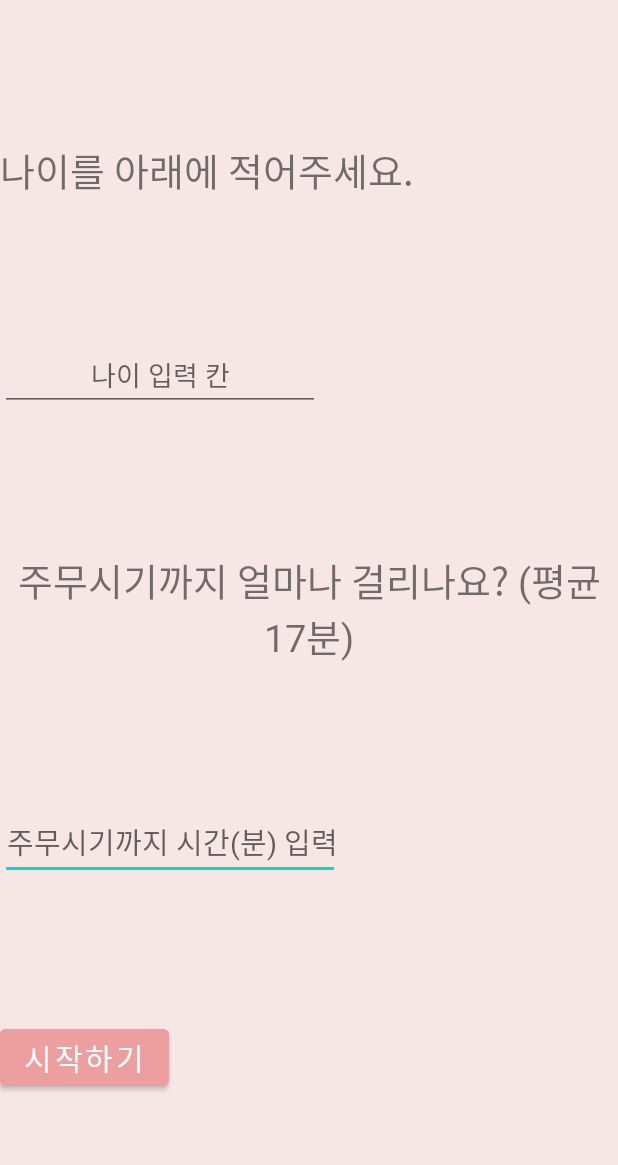
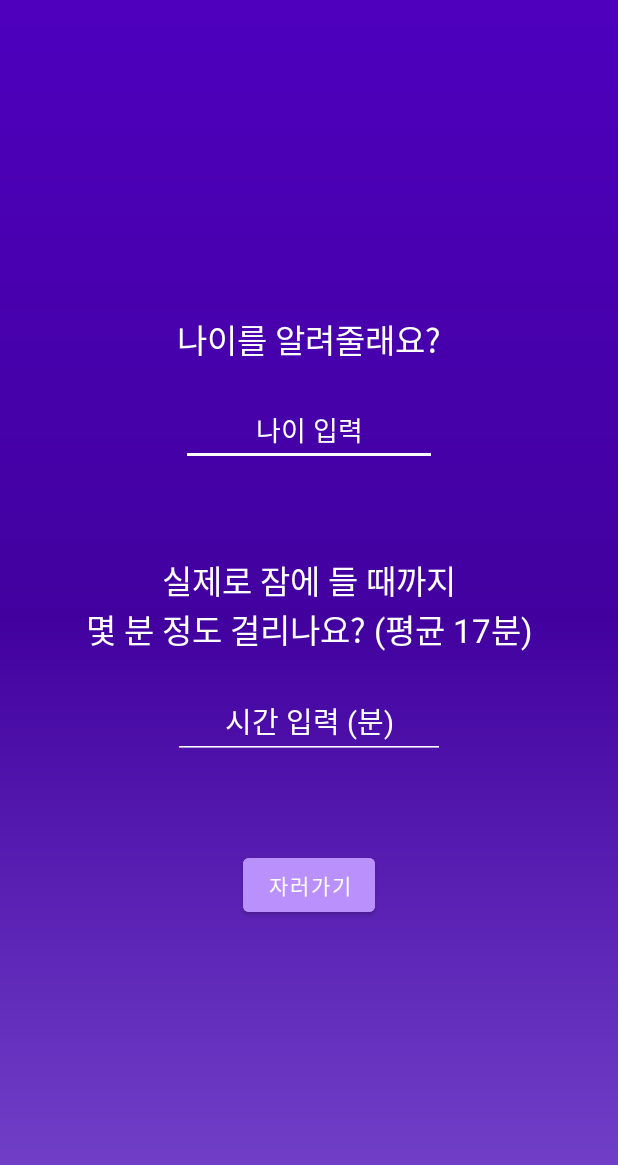
Before and after one commit to Jake-huen/Didyousleepwell, an Android app: the fragment InitFragment4 shown on its own in the app's theme, on a phone screen of 412 x 824 dp. Shown: the top 1165 px of the screen. Run offline under Robolectric (Android 15) with nearby library versions, the phone set to English and light mode, and no system bars.

Commit message:
init page design

```diff
--- /dev/null
+++ b/teamproject/app/src/main/res/drawable/gradient.xml
@@ -0,0 +1,11 @@
+<?xml version="1.0" encoding="utf-8"?>
+<shape xmlns:android="http://schemas.android.com/apk/res/android"
+    android:shape="rectangle">
+
+    <gradient
+        android:endColor="#4E00BD"
+        android:centerColor="#42019F"
+        android:startColor="#7647CC"
+        android:angle="90"/>
+
+</shape>
--- a/teamproject/app/src/main/res/layout/fragment_init4.xml
+++ b/teamproject/app/src/main/res/layout/fragment_init4.xml
@@ -4,73 +4,71 @@
     xmlns:tools="http://schemas.android.com/tools"
     android:layout_width="match_parent"
     android:layout_height="match_parent"
-    android:background="#F6E6E6">
+    android:background="@drawable/gradient">
 
-
-    <EditText
-        android:id="@+id/editTextDate"
+    <LinearLayout
+        android:layout_width="match_parent"
+        android:layout_height="match_parent"
+        android:orientation="vertical"
+        android:gravity="center">
+        <TextView
+            android:id="@+id/title4"
             android:layout_width="wrap_content"
             android:layout_height="wrap_content"
-        android:ems="10"
-        android:hint="주무시기까지 시간(분) 입력"
+            android:text="나이를 알려줄래요?"
+            android:textAlignment="center"
+            android:textSize="22sp"
+            android:layout_marginBottom="10dp"
+            android:textColor="@color/white"/>
+        <EditText
+            android:id="@+id/editTextAge"
+            android:layout_width="wrap_content"
+            android:layout_height="wrap_content"
+            android:ems="8"
+            android:hint="나이 입력"
             android:inputType="date"
+            android:maxLength="3"
             android:textAlignment="center"
-        android:maxLength="3"
-        android:textSize="19dp"
-        app:layout_constraintTop_toBottomOf="@id/title"
-        app:layout_constraintBottom_toTopOf="@id/startButton"
-        tools:layout_editor_absoluteX="95dp"
-        tools:layout_editor_absoluteY="323dp" />
+            android:layout_marginTop="10dp"
+            android:layout_marginBottom="30dp"
+            android:textColor="@color/white"
+            android:textColorHint="@color/white"
+            android:backgroundTint="@color/white"/>
+
 
         <TextView
             android:id="@+id/title"
             android:layout_width="wrap_content"
             android:layout_height="wrap_content"
-        android:text="주무시기까지 얼마나 걸리나요? (평균 17분)"
+            android:text="실제로 잠에 들 때까지\n몇 분 정도 걸리나요? (평균 17분)"
             android:textAlignment="center"
-        android:textSize="25sp"
-        app:layout_constraintTop_toBottomOf="@id/editTextAge"
-        app:layout_constraintBottom_toTopOf="@id/editTextDate"
-        tools:layout_editor_absoluteX="0dp"
-        tools:layout_editor_absoluteY="234dp" />
-
+            android:textSize="22sp"
+            android:layout_marginBottom="10dp"
+            android:layout_marginTop="30dp"
+            android:textColor="@color/white"/>
         <EditText
-        android:id="@+id/editTextAge"
+            android:id="@+id/editTextDate"
             android:layout_width="wrap_content"
             android:layout_height="wrap_content"
-        android:ems="10"
-        android:hint="나이 입력 칸"
+            android:ems="8"
+            android:hint="시간 입력 (분)"
             android:inputType="date"
+            android:textAlignment="center"
             android:maxLength="3"
-        android:textAlignment="center"
-        app:layout_constraintTop_toBottomOf="@id/title4"
-        app:layout_constraintBottom_toTopOf="@id/title"
-        tools:layout_editor_absoluteX="101dp"
-        tools:layout_editor_absoluteY="149dp" />
+            android:textSize="19dp"
+            android:layout_marginTop="10dp"
+            android:layout_marginBottom="30dp"
+            android:textColor="@color/white"
+            android:textColorHint="@color/white"
+            android:backgroundTint="@color/white"/>
+
 
         <Button
             android:id="@+id/startButton"
             android:layout_width="wrap_content"
             android:layout_height="wrap_content"
-        android:backgroundTint="#ED9F9F"
-        android:text="시작하기"
-        android:textSize="20dp"
-        app:layout_constraintTop_toBottomOf="@id/editTextDate"
-        app:layout_constraintBottom_toBottomOf="parent"
-        tools:layout_editor_absoluteX="149dp"
-        tools:layout_editor_absoluteY="415dp" />
-
-    <TextView
-        android:id="@+id/title4"
-        android:layout_width="wrap_content"
-        android:layout_height="wrap_content"
-        android:text="나이를 아래에 적어주세요."
-        android:textAlignment="center"
-        android:textSize="25sp"
-        app:layout_constraintTop_toTopOf="parent"
-        app:layout_constraintBottom_toTopOf="@id/editTextAge"
-        tools:layout_editor_absoluteX="69dp"
-        tools:layout_editor_absoluteY="42dp" />
-
-
+            android:text="자러가기"
+            android:layout_marginTop="30dp"
+            android:backgroundTint="#BA90FD"/>
+    </LinearLayout>
 </androidx.constraintlayout.widget.ConstraintLayout>
```
Also changed, not shown: teamproject/app/src/main/res/layout/fragment_init1.xml (+9 -21 lines), teamproject/app/src/main/res/layout/fragment_init2.xml (+9 -8 lines), teamproject/app/src/main/res/layout/fragment_init3.xml (+10 -10 lines). Lines whose indentation alone changed are shown as unchanged.
